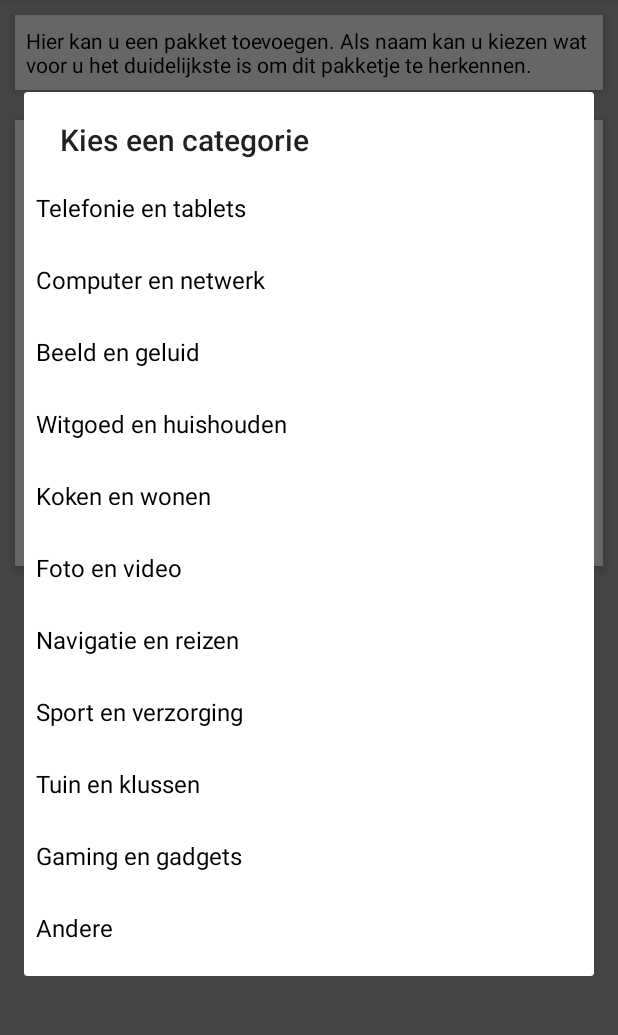
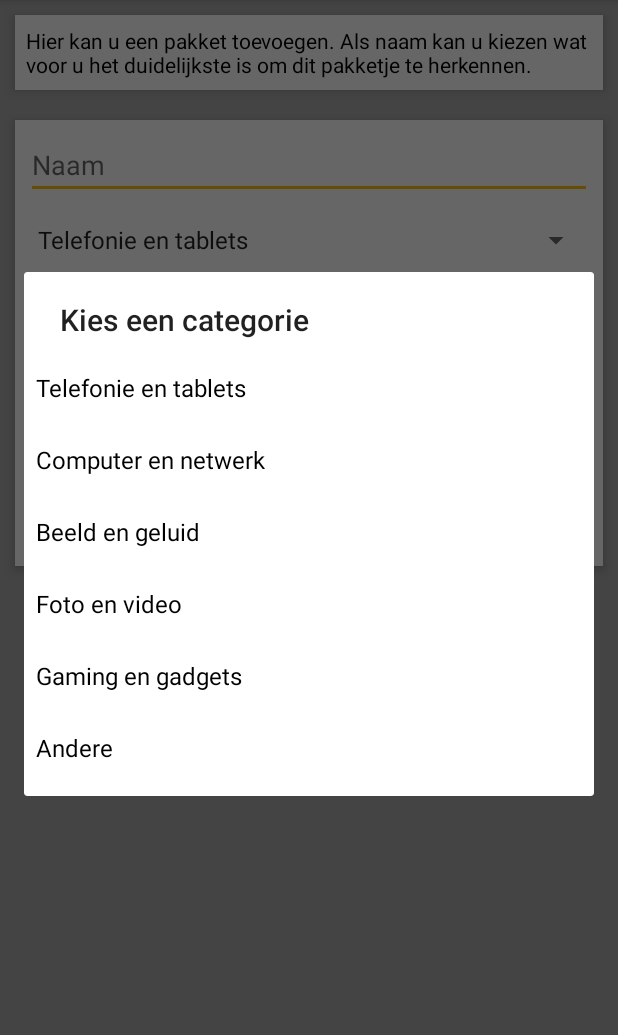
Before and after one commit to WietseCollaer/ParcelTracer, an Android app: the InputFragment screen opened directly, with no data from a screen before it, after a tap on "Telefonie en tablets", on a phone screen of 412 x 824 dp, the part 84-1119 px from its top. Run offline under Robolectric (Android 15) with nearby library versions, the phone set to English and light mode, and no system bars; our stand-ins replace ButterKnife, Dagger/Hilt's generated code, RxJava; libraries missing offline, so code that uses them is left out: com.raizlabs.android; network calls fail; 4 statements that could not run were skipped.

Commit message:
Bugfix: Crashes due to missing imagery

```diff
--- a/app/src/main/res/values/strings.xml
+++ b/app/src/main/res/values/strings.xml
@@ -21,12 +21,7 @@
         <item>Telefonie en tablets</item>
         <item>Computer en netwerk</item>
         <item>Beeld en geluid</item>
-        <item>Witgoed en huishouden</item>
-        <item>Koken en wonen</item>
         <item>Foto en video</item>
-        <item>Navigatie en reizen</item>
-        <item>Sport en verzorging</item>
-        <item>Tuin en klussen</item>
         <item>Gaming en gadgets</item>
         <item>Andere</item>
     </string-array>
```
Also changed, not shown: app/src/main/res/mipmap-mdpi/andere.png (added), app/src/main/res/mipmap-mdpi/beeld_en_geluid.png (added), app/src/main/res/mipmap-mdpi/computer_en_netwerk.png, app/src/main/res/mipmap-mdpi/foto_en_video.png (added), app/src/main/res/mipmap-mdpi/gaming_en_gadgets.png (added), app/src/main/res/mipmap-mdpi/telefonie_en_tablets.png (added).
